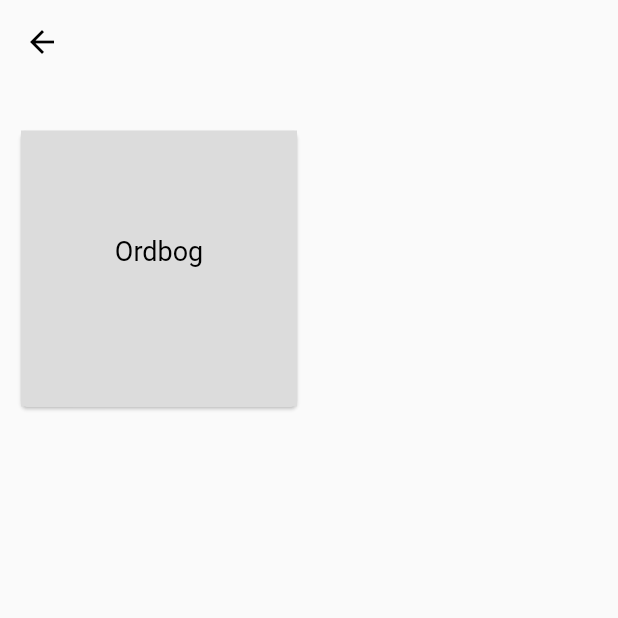
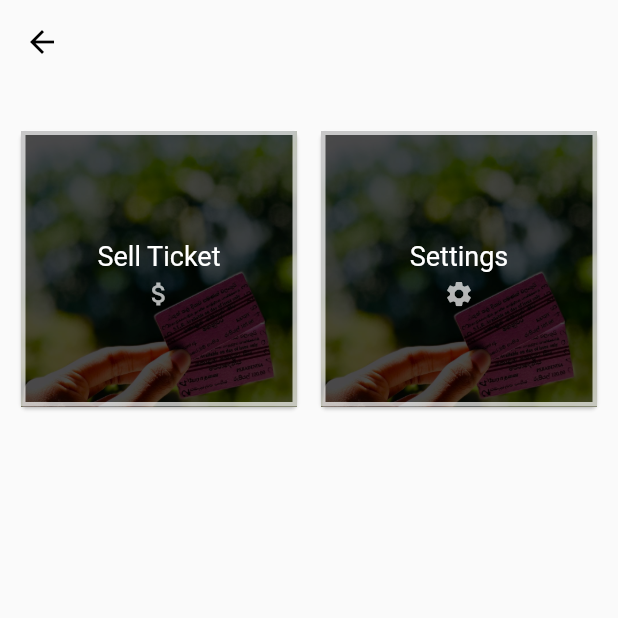
Before and after one commit to RuchiraSwarnapriya/train_ticket_exchange, a Flutter app: the MyAccount screen opened directly, on a phone screen of 412 x 824 dp, the top half of it. Run offline on Flutter 3.47's test engine with Material 2 defaults, Android fonts, the phone set to English and light mode, and no system bars; our stand-ins replace carousel_pro, cloud_firestore, datetime_picker_formfield, firebase_auth; accounts and stored records are empty.

Commit message:
MyAccount Dashboard Customize

```diff
--- a/lib/pages/myaccount.dart
+++ b/lib/pages/myaccount.dart
@@ -1,5 +1,6 @@
 import 'package:flutter/material.dart';
 import 'package:train_ticket_exchange/pages/addnewticket.dart';
+import 'package:train_ticket_exchange/pages/settings.dart';
 
 class MyAccount extends StatefulWidget {
   @override
@@ -21,9 +22,8 @@ class _MyAccountState extends State<MyAccount> {
           crossAxisCount: 2,
           padding: EdgeInsets.all(3.0),
           children: <Widget>[
-            makeDashboardItem("Ordbog"),
-//            makeDashboardItem("Alphabet", Icons.monetization_on),
-//            makeDashboardItem("Alphabet", Icons.alarm),
+            sellTicket("Sell Ticket", Icons.attach_money),
+            settings("Settings", Icons.settings),
 //            makeDashboardItem("Alphabet", Icons.alarm),
 //            makeDashboardItem("Alphabet", Icons.alarm),
 //            makeDashboardItem("Alphabet", Icons.alarm)
@@ -34,32 +34,86 @@ class _MyAccountState extends State<MyAccount> {
 
     );
   }
-  Card makeDashboardItem(String title, ) {
+  Card sellTicket(String title , IconData icon) {
     return Card(
         elevation: 1.0,
         margin: new EdgeInsets.all(8.0),
         child: Container(
-          decoration: BoxDecoration(color: Color.fromRGBO(220, 220, 220, 1.0)),
+          decoration: BoxDecoration(
+            image: DecorationImage(
+              image: ExactAssetImage('images/myaccount/sell.png'),
+              fit:BoxFit.fitHeight
+            ),
+            border: Border.all(
+              color: Colors.white70,
+              width: 3.0,
+            ),
+          ),
           child: new InkWell(
-            onTap: () {},
+            onTap: () =>
+                Navigator.push(context, new MaterialPageRoute(
+                    builder: (context) => AddNewTicket())),
             child: Column(
               crossAxisAlignment: CrossAxisAlignment.stretch,
               mainAxisSize: MainAxisSize.min,
               verticalDirection: VerticalDirection.down,
               children: <Widget>[
-                SizedBox(height: 50.0),
-//                Center(
-//                    child: Icon(
-//                      icon,
-//                      size: 40.0,
-//                      color: Colors.black,
-//                    )),
-                SizedBox(height: 20.0),
-                new Center(
+                SizedBox(height: 70.0),
+                Center(
                   child: new Text(title,
                       style:
-                      new TextStyle(fontSize: 18.0, color: Colors.black)),
-                )
+                      new TextStyle(fontSize: 18.0, color: Colors.white)),
+                ),
+                SizedBox(height: 5.0),
+                Center(
+                    child: Icon(
+                      icon,
+                      size: 20.0,
+                      color: Colors.white70,
+                    )),
+              ],
+            ),
+          ),
+        ));
+  }
+
+  Card settings(String title , IconData icon) {
+    return Card(
+        elevation: 1.0,
+        margin: new EdgeInsets.all(8.0),
+        child: Container(
+          decoration: BoxDecoration(
+            image: DecorationImage(
+                image: ExactAssetImage('images/myaccount/sell.png'),
+                fit:BoxFit.fitHeight
+            ),
+            border: Border.all(
+              color: Colors.white70,
+              width: 3.0,
+            ),
+          ),
+          child: new InkWell(
+            onTap: () =>
+                Navigator.push(context, new MaterialPageRoute(
+                    builder: (context) => Settings())),
+            child: Column(
+              crossAxisAlignment: CrossAxisAlignment.stretch,
+              mainAxisSize: MainAxisSize.min,
+              verticalDirection: VerticalDirection.down,
+              children: <Widget>[
+                SizedBox(height: 70.0),
+                Center(
+                  child: new Text(title,
+                      style:
+                      new TextStyle(fontSize: 18.0, color: Colors.white)),
+                ),
+                SizedBox(height: 5.0),
+                Center(
+                    child: Icon(
+                      icon,
+                      size: 20.0,
+                      color: Colors.white70,
+                    )),
               ],
             ),
           ),
--- /dev/null
+++ b/lib/pages/settings.dart
@@ -0,0 +1,19 @@
+import 'package:flutter/material.dart';
+
+class Settings extends StatefulWidget {
+  @override
+  _SettingsState createState() => _SettingsState();
+}
+
+class _SettingsState extends State<Settings> {
+  @override
+  Widget build(BuildContext context) {
+    return Scaffold(
+      appBar: new AppBar(
+        elevation: 0.0,
+        backgroundColor: Colors.transparent,
+        iconTheme: new IconThemeData(color:Colors.black),
+      ),
+    );
+  }
+}
```
Also changed, not shown: images/myaccount/sell.jpg (added), images/myaccount/sell.png.
